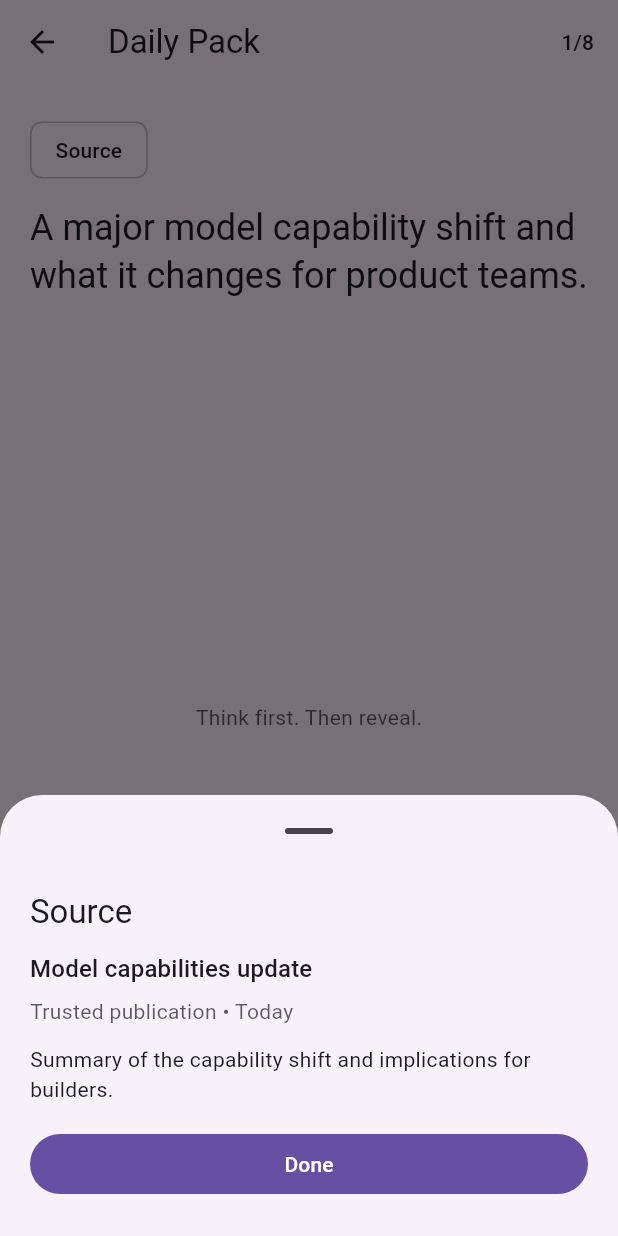
After one commit to earthsongcreate-ux/Sivra, a Flutter app: the DrillFlowScreen screen opened directly, after a tap on "Source", on a phone screen of 412 x 824 dp. The commit adds this screen. Run offline on Flutter 3.47's test engine with Material 3 defaults, Android fonts, the phone set to English and light mode, and no system bars; our stand-ins replace firebase_core; accounts and stored records are empty.

Commit message:
feat: add Sivra V1 mock UI flow

```diff
--- /dev/null
+++ b/apps/sivra/lib/data/mock_daily_pack.dart
@@ -0,0 +1,75 @@
+import '../models/drill_item.dart';
+
+class MockDailyPack {
+  static const items = <DrillItem>[
+    DrillItem(
+      id: 'b1',
+      type: DrillItemType.briefing,
+      prompt: 'A major model capability shift and what it changes for product teams.',
+      answer: 'Focus on workflows, evals, and distribution. Model gains compress feature timelines.',
+      explanation: 'Treat models as commodities. Build defensible workflows, data loops, and trust.',
+      source: DrillItemSource(
+        title: 'Model capabilities update',
+        publisher: 'Trusted publication',
+        dateLabel: 'Today',
+        url: 'https://example.com',
+        snippet: 'Summary of the capability shift and implications for builders.',
+      ),
+    ),
+    DrillItem(
+      id: 'b2',
+      type: DrillItemType.briefing,
+      prompt: 'A notable AI platform move (API/pricing/policy) and what it implies for startups.',
+      answer: 'Assume pricing/policies change. Design provider-agnostic routing and caching.',
+      explanation: 'Avoid lock-in. Own prompts, evals, and routing in your backend.',
+      source: DrillItemSource(
+        title: 'Platform policy change',
+        publisher: 'Industry source',
+        dateLabel: 'Today',
+        url: 'https://example.com',
+        snippet: 'Pricing or policy changes that affect cost and reliability.',
+      ),
+    ),
+    DrillItem(
+      id: 'd1',
+      type: DrillItemType.concept,
+      prompt: 'Model vs product moat: what can’t be copied in 90 days?',
+      answer: 'Workflow integration, distribution, proprietary data loops, and trust.',
+      explanation: 'If a competitor can replicate it quickly, it is not a moat.',
+    ),
+    DrillItem(
+      id: 'd2',
+      type: DrillItemType.decision,
+      prompt: 'You have one engineer-week: ship evals, ship features, or reduce latency—pick and justify.',
+      answer: 'Evals first for safety and velocity, then latency; features follow durable quality.',
+      explanation: 'Evals prevent regressions and make iteration safer and faster.',
+    ),
+    DrillItem(
+      id: 'd3',
+      type: DrillItemType.scenario,
+      prompt: 'A customer asks: “Are we training on our data?” — best answer?',
+      answer: 'No training by default; clarify retention, access controls, and what is stored.',
+      explanation: 'Be precise and calm. Avoid vague assurances; explain your data handling policy.',
+    ),
+    DrillItem(
+      id: 'd4',
+      type: DrillItemType.concept,
+      prompt: 'Why “context length” isn’t the same as “memory.”',
+      answer: 'Context is temporary input; memory is persisted, structured recall across sessions.',
+      explanation: 'Long context helps, but without persistence and retrieval it is not memory.',
+    ),
+    DrillItem(
+      id: 'd5',
+      type: DrillItemType.articulation,
+      prompt: 'Explain your AI feature to a skeptical CFO in 5 sentences.',
+      explanation: 'Write it clearly. Avoid jargon. Lead with ROI, risk controls, and costs.',
+    ),
+    DrillItem(
+      id: 'd6',
+      type: DrillItemType.review,
+      prompt: 'Define hallucination vs retrieval error.',
+      answer: 'Hallucination: fabricated content. Retrieval error: wrong/irrelevant source returned.',
+      explanation: 'Different failure modes, different fixes: prompting/evals vs indexing/retrieval tuning.',
+    ),
+  ];
+}
--- /dev/null
+++ b/apps/sivra/lib/design/sivra_colors.dart
@@ -0,0 +1,8 @@
+import 'package:flutter/material.dart';
+
+class SivraColors {
+  static const deepInk = Color(0xFF0F172A);
+  static const warmIvory = Color(0xFFF7F3EB);
+  static const bronze = Color(0xFFB08968);
+  static const softSage = Color(0xFFA8B5A2);
+}
--- a/apps/sivra/lib/main.dart
+++ b/apps/sivra/lib/main.dart
@@ -7,21 +7,14 @@ Future<void> main() async {
   await Firebase.initializeApp(
     options: DefaultFirebaseOptions.currentPlatform,
   );
-  runApp(const MyApp());
-}
-
-class MyApp extends StatelessWidget {
-  const MyApp({super.key});
-
-  @override
-  Widget build(BuildContext context) {
-    return MaterialApp(
+  runApp(
+    MaterialApp(
       title: 'Sivra',
       home: const Scaffold(
         body: Center(
           child: Text('Sivra'),
         ),
       ),
-    );
-  }
+    ),
+  );
 }
--- /dev/null
+++ b/apps/sivra/lib/models/drill_item.dart
@@ -0,0 +1,44 @@
+enum DrillItemType {
+  briefing,
+  concept,
+  decision,
+  scenario,
+  articulation,
+  review,
+}
+
+class DrillItemSource {
+  final String title;
+  final String publisher;
+  final String dateLabel;
+  final String url;
+  final String? snippet;
+
+  const DrillItemSource({
+    required this.title,
+    required this.publisher,
+    required this.dateLabel,
+    required this.url,
+    this.snippet,
+  });
+}
+
+class DrillItem {
+  final String id;
+  final DrillItemType type;
+  final String prompt;
+  final String? answer;
+  final String? explanation;
+  final DrillItemSource? source;
+
+  const DrillItem({
+    required this.id,
+    required this.type,
+    required this.prompt,
+    this.answer,
+    this.explanation,
+    this.source,
+  });
+
+  bool get hasSource => source != null;
+}
--- /dev/null
+++ b/apps/sivra/lib/screens/drill_flow_screen.dart
@@ -0,0 +1,201 @@
+import 'package:flutter/material.dart';
+
+import '../data/mock_daily_pack.dart';
+import '../models/drill_item.dart';
+import 'source_sheet.dart';
+
+class DrillFlowScreen extends StatefulWidget {
+  const DrillFlowScreen({super.key});
+
+  @override
+  State<DrillFlowScreen> createState() => _DrillFlowScreenState();
+}
+
+class _DrillFlowScreenState extends State<DrillFlowScreen> {
+  final _items = MockDailyPack.items;
+  int _index = 0;
+  bool _revealed = false;
+  final _articulationController = TextEditingController();
+
+  @override
+  void dispose() {
+    _articulationController.dispose();
+    super.dispose();
+  }
+
+  DrillItem get _current => _items[_index];
+
+  void _next() {
+    if (_index >= _items.length - 1) {
+      Navigator.of(context).pop();
+      return;
+    }
+
+    setState(() {
+      _index += 1;
+      _revealed = false;
+      if (_current.type != DrillItemType.articulation) {
+        _articulationController.clear();
+      }
+    });
+  }
+
+  void _reveal() {
+    setState(() {
+      _revealed = true;
+    });
+  }
+
+  @override
+  Widget build(BuildContext context) {
+    final progressLabel = '${_index + 1}/${_items.length}';
+
+    return Scaffold(
+      appBar: AppBar(
+        title: const Text('Daily Pack'),
+        actions: [
+          Center(
+            child: Padding(
+              padding: const EdgeInsets.only(right: 16),
+              child: Text(
+                progressLabel,
+                style: Theme.of(context).textTheme.labelLarge,
+              ),
+            ),
+          ),
+        ],
+      ),
+      body: Padding(
+        padding: const EdgeInsets.fromLTRB(20, 20, 20, 24),
+        child: Column(
+          crossAxisAlignment: CrossAxisAlignment.start,
+          children: [
+            if (_current.hasSource)
+              Align(
+                alignment: Alignment.centerLeft,
+                child: ActionChip(
+                  label: const Text('Source'),
+                  onPressed: () {
+                    showModalBottomSheet<void>(
+                      context: context,
+                      showDragHandle: true,
+                      builder: (context) => SourceSheet(source: _current.source!),
+                    );
+                  },
+                ),
+              ),
+            const SizedBox(height: 12),
+            Text(
+              _current.prompt,
+              style: Theme.of(context).textTheme.headlineSmall,
+            ),
+            const SizedBox(height: 16),
+            Expanded(
+              child: _buildBody(context, _current),
+            ),
+            const SizedBox(height: 12),
+            _buildFooter(context, _current),
+          ],
+        ),
+      ),
+    );
+  }
+
+  Widget _buildBody(BuildContext context, DrillItem item) {
+    if (item.type == DrillItemType.articulation) {
+      return Column(
+        children: [
+          Expanded(
+            child: TextField(
+              controller: _articulationController,
+              maxLines: null,
+              expands: true,
+              textInputAction: TextInputAction.newline,
+              decoration: const InputDecoration(
+                hintText: 'Type your answer…',
+                border: OutlineInputBorder(),
+              ),
+            ),
+          ),
+          if (_revealed && (item.explanation?.isNotEmpty ?? false)) ...[
+            const SizedBox(height: 12),
+            Text(
+              item.explanation!,
+              style: Theme.of(context).textTheme.bodyMedium,
+            ),
+          ],
+        ],
+      );
+    }
+
+    if (!_revealed) {
+      return Center(
+        child: Text(
+          'Think first. Then reveal.',
+          style: Theme.of(context).textTheme.bodyMedium?.copyWith(
+                color: Theme.of(context).colorScheme.onSurface.withOpacity(0.72),
+              ),
+        ),
+      );
+    }
+
+    return SingleChildScrollView(
+      child: Column(
+        crossAxisAlignment: CrossAxisAlignment.start,
+        children: [
+          if (item.answer != null) ...[
+            Text(
+              'Answer',
+              style: Theme.of(context).textTheme.titleMedium,
+            ),
+            const SizedBox(height: 8),
+            Text(
+              item.answer!,
+              style: Theme.of(context).textTheme.bodyLarge,
+            ),
+          ],
+          if (item.explanation != null) ...[
+            const SizedBox(height: 16),
+            Text(
+              'Why it matters',
+              style: Theme.of(context).textTheme.titleMedium,
+            ),
+            const SizedBox(height: 8),
+            Text(
+              item.explanation!,
+              style: Theme.of(context).textTheme.bodyMedium,
+            ),
+          ],
+        ],
+      ),
+    );
+  }
+
+  Widget _buildFooter(BuildContext context, DrillItem item) {
+    final isLast = _index >= _items.length - 1;
+
+    if (item.type == DrillItemType.articulation) {
+      return Row(
+        children: [
+          Expanded(
+            child: FilledButton(
+              onPressed: _revealed ? _next : _reveal,
+              child: Text(_revealed ? (isLast ? 'Finish' : 'Next') : 'Continue'),
+            ),
+          ),
+        ],
+      );
+    }
+
+    return Row(
+      children: [
+        Expanded(
+          child: FilledButton(
+            onPressed: _revealed ? _next : _reveal,
+            child: Text(_revealed ? (isLast ? 'Finish' : 'Next') : 'Reveal'),
+          ),
+        ),
+      ],
+    );
+  }
+}
--- /dev/null
+++ b/apps/sivra/lib/screens/source_sheet.dart
@@ -0,0 +1,61 @@
+import 'package:flutter/material.dart';
+
+import '../models/drill_item.dart';
+
+class SourceSheet extends StatelessWidget {
+  final DrillItemSource source;
+
+  const SourceSheet({super.key, required this.source});
+
+  @override
+  Widget build(BuildContext context) {
+    return SafeArea(
+      top: false,
+      child: Padding(
+        padding: const EdgeInsets.fromLTRB(20, 16, 20, 24),
+        child: Column(
+          mainAxisSize: MainAxisSize.min,
+          crossAxisAlignment: CrossAxisAlignment.start,
+          children: [
+            Text(
+              'Source',
+              style: Theme.of(context).textTheme.titleLarge,
+            ),
+            const SizedBox(height: 12),
+            Text(
+              source.title,
+              style: Theme.of(context).textTheme.titleMedium,
+            ),
+            const SizedBox(height: 6),
+            Text(
+              '${source.publisher} • ${source.dateLabel}',
+              style: Theme.of(context).textTheme.bodyMedium?.copyWith(
+                    color: Theme.of(context).colorScheme.onSurface.withOpacity(0.72),
+                  ),
+            ),
+            if (source.snippet != null) ...[
+              const SizedBox(height: 12),
+              Text(
+                source.snippet!,
+                style: Theme.of(context).textTheme.bodyMedium,
+              ),
+            ],
+            const SizedBox(height: 16),
+            Row(
+              children: [
+                Expanded(
+                  child: FilledButton(
+                    onPressed: () {
+                      Navigator.of(context).pop();
+                    },
+                    child: const Text('Done'),
+                  ),
+                ),
+              ],
+            ),
+          ],
+        ),
+      ),
+    );
+  }
+}
--- /dev/null
+++ b/apps/sivra/lib/sivra_app.dart
@@ -0,0 +1,23 @@
+import 'package:flutter/material.dart';
+
+import 'design/sivra_theme.dart';
+import 'screens/onboarding_screen.dart';
+import 'screens/today_screen.dart';
+
+class SivraApp extends StatelessWidget {
+  const SivraApp({super.key});
+
+  @override
+  Widget build(BuildContext context) {
+    return MaterialApp(
+      title: 'Sivra',
+      theme: SivraTheme.light(),
+      darkTheme: SivraTheme.dark(),
+      themeMode: ThemeMode.dark,
+      home: const OnboardingScreen(),
+      routes: {
+        TodayScreen.routeName: (context) => const TodayScreen(),
+      },
+    );
+  }
+}
```
Also changed, not shown: apps/sivra/lib/design/sivra_theme.dart (added, +58 -0 lines), apps/sivra/lib/screens/onboarding_screen.dart (added, +115 -0 lines), apps/sivra/lib/screens/today_screen.dart (added, +51 -0 lines), 4 other files.
